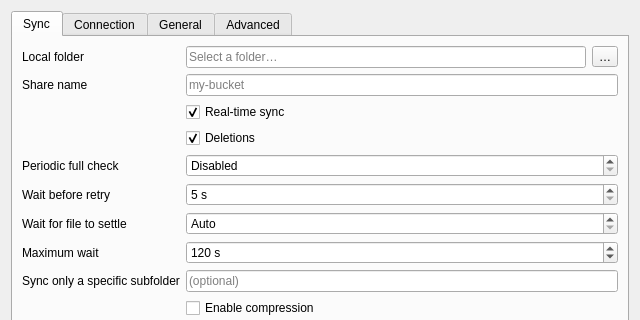
Old version of the form hsync_desktop/ui/settings_dialog.ui in the repository albertsdk/hsync-desktop; both pictures show x 0 to 640 and y 0 to 320 of the 640 by 480 pixel window.
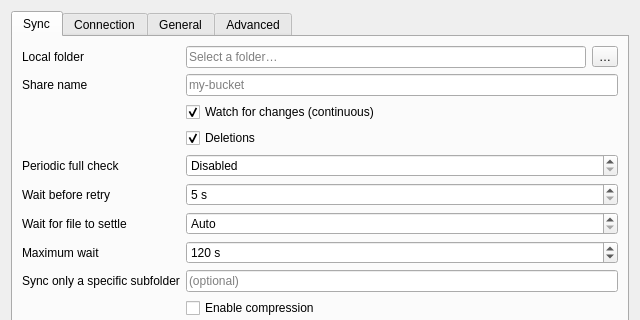
New version of the form. Icons and pictures are not drawn.

Diff of the .ui file:
```diff
--- a/hsync_desktop/ui/settings_dialog.ui
+++ b/hsync_desktop/ui/settings_dialog.ui
@@ -80,7 +80,7 @@
        <item row="2" column="1">
         <widget class="QCheckBox" name="continuous">
          <property name="text">
-          <string>Real-time sync</string>
+          <string>Watch for changes (continuous)</string>
          </property>
          <property name="checked">
           <bool>true</bool>
```
Left out of the diff: 2 changed lines with no effect on the pictures.
